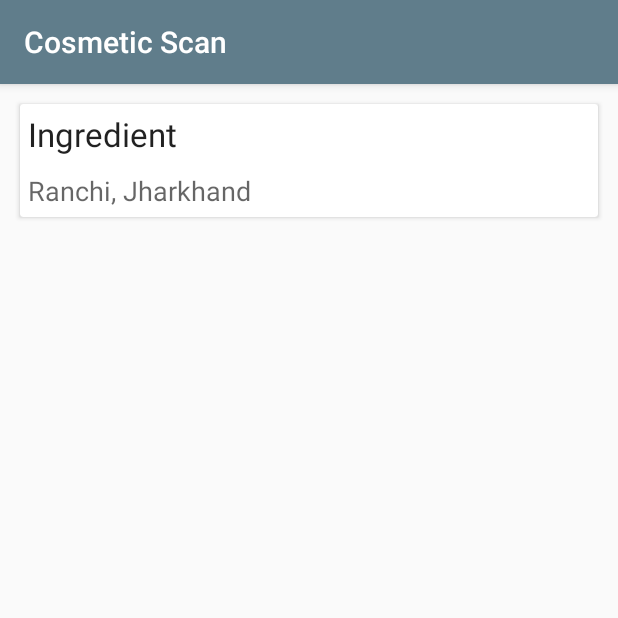
After one commit to mustafaozhan/CosmeticScan, an Android app: the IngredientsActivity screen opened directly, with no data from a screen before it, on a phone screen of 412 x 824 dp, the top half of it. The commit adds this screen. Run offline under Robolectric (Android 15) with nearby library versions, the phone set to English and light mode, and no system bars.

Commit message:
Implementation of Ingrediends Activity. Performance improvoment and UI update

```diff
--- a/app/build.gradle
+++ b/app/build.gradle
@@ -33,6 +33,8 @@ dependencies {
     compile 'com.android.support.constraint:constraint-layout:1.0.2'
     compile 'com.android.support:support-v4:26.0.0-alpha1'
     compile 'com.android.support:design:26.0.0-alpha1'
+    compile 'com.android.support:recyclerview-v7:26.0.0-alpha1'
+    compile 'com.android.support:cardview-v7:26.0.0-alpha1'
     compile 'com.android.support:support-vector-drawable:26.+'
     testCompile 'junit:junit:4.12'
 }
--- a/app/src/main/AndroidManifest.xml
+++ b/app/src/main/AndroidManifest.xml
@@ -22,7 +22,8 @@
         </activity>
         <activity
             android:name=".ui.activities.SettingsActivity"
-            android:label="@string/title_activity_settings"></activity>
+            android:label="@string/title_activity_settings" />
+        <activity android:name=".ui.activities.IngredientsActivity"></activity>
     </application>
 
 </manifest>
--- /dev/null
+++ b/app/src/main/java/mustafaozhan/github/com/cosmeticscan/common/model/Ingredient.kt
@@ -0,0 +1,7 @@
+package mustafaozhan.github.com.cosmeticscan.common.model
+
+/**
+Created by Mustafa Özhan on 7/14/17 at 2:44 PM on Linux.
+
+ */
+data class Ingredient(val name:String)
--- /dev/null
+++ b/app/src/main/java/mustafaozhan/github/com/cosmeticscan/ui/activities/IngredientsActivity.kt
@@ -0,0 +1,49 @@
+package mustafaozhan.github.com.cosmeticscan.ui.activities
+
+import android.os.Bundle
+import android.support.v7.app.AppCompatActivity
+import android.support.v7.widget.LinearLayoutManager
+import android.support.v7.widget.RecyclerView
+import android.widget.LinearLayout
+import mustafaozhan.github.com.cosmeticscan.R
+import mustafaozhan.github.com.cosmeticscan.common.model.Ingredient
+import mustafaozhan.github.com.cosmeticscan.ui.adapters.IngredientAdapter
+
+class IngredientsActivity : AppCompatActivity() {
+
+    override fun onCreate(savedInstanceState: Bundle?) {
+        super.onCreate(savedInstanceState)
+        setContentView(R.layout.activity_ingredients)
+        val data: String? = null
+        val extras = intent.extras
+        if (extras != null) {
+            // data = extras.getString("data")
+        }
+
+        //getting recyclerview from xml
+        val recyclerView = findViewById(R.id.recyclerView) as RecyclerView
+
+        //adding a layoutmanager
+        recyclerView.layoutManager = LinearLayoutManager(this, LinearLayout.VERTICAL, false)
+
+
+        //crating an arraylist to store users using the data class user
+        val ingredient = ArrayList<Ingredient>()
+
+       // val c: data
+
+
+        //adding some dummy data to the list
+
+        ingredient.add(Ingredient("Ingredient"))
+
+
+        //creating our adapter
+        val adapter = IngredientAdapter(ingredient)
+
+        //now adding the adapter to recyclerview
+        recyclerView.adapter = adapter
+    }
+
+
+}
--- a/app/src/main/java/mustafaozhan/github/com/cosmeticscan/ui/activities/SettingsActivity.kt
+++ b/app/src/main/java/mustafaozhan/github/com/cosmeticscan/ui/activities/SettingsActivity.kt
@@ -44,7 +44,7 @@ class SettingsActivity : AppCompatPreferenceActivity() {
      */
     private fun setupActionBar() {
         val actionBar = supportActionBar
-        actionBar?.setDisplayHomeAsUpEnabled(true)
+        actionBar.setDisplayHomeAsUpEnabled(true)
     }
 
 
--- /dev/null
+++ b/app/src/main/java/mustafaozhan/github/com/cosmeticscan/ui/adapters/IngredientAdapter.kt
@@ -0,0 +1,38 @@
+package mustafaozhan.github.com.cosmeticscan.ui.adapters
+
+import android.support.v7.widget.RecyclerView
+import android.view.LayoutInflater
+import android.view.View
+import android.view.ViewGroup
+import kotlinx.android.synthetic.main.row.view.*
+import mustafaozhan.github.com.cosmeticscan.R
+import mustafaozhan.github.com.cosmeticscan.common.model.Ingredient
+
+/**
+Created by Mustafa Özhan on 7/14/17 at 2:45 PM on Linux.
+
+ */
+class IngredientAdapter(val ingredientList: List<Ingredient>) :
+        RecyclerView.Adapter<IngredientAdapter.ViewHolder>() {
+
+    override fun onCreateViewHolder(parent: ViewGroup, viewType: Int): ViewHolder {
+        val view = LayoutInflater.from(parent.context).inflate(R.layout.row, parent, false)
+        return ViewHolder(view)
+    }
+
+    override fun onBindViewHolder(holder: ViewHolder, position: Int) {
+        holder.bindForecast(ingredientList[position])
+    }
+
+    override fun getItemCount() = ingredientList.size
+
+    class ViewHolder(view: View) : RecyclerView.ViewHolder(view) {
+
+        fun bindForecast(ingredient: Ingredient) {
+
+            itemView.txtName.text = ingredient.name
+
+
+        }
+    }
+}
--- a/app/src/main/java/mustafaozhan/github/com/cosmeticscan/ui/fragments/ManualFragment.kt
+++ b/app/src/main/java/mustafaozhan/github/com/cosmeticscan/ui/fragments/ManualFragment.kt
@@ -1,16 +1,10 @@
 package mustafaozhan.github.com.cosmeticscan.ui.fragments
 
-import android.content.Context
-import android.net.Uri
 import android.os.Bundle
 import android.support.v4.app.Fragment
-import android.support.v4.widget.SwipeRefreshLayout
 import android.view.LayoutInflater
 import android.view.View
 import android.view.ViewGroup
-
-import java.util.ArrayList
-
 import mustafaozhan.github.com.cosmeticscan.R
 
 
--- /dev/null
+++ b/app/src/main/res/layout/activity_ingredients.xml
@@ -0,0 +1,22 @@
+<?xml version="1.0" encoding="utf-8"?>
+<android.support.constraint.ConstraintLayout xmlns:android="http://schemas.android.com/apk/res/android"
+    xmlns:app="http://schemas.android.com/apk/res-auto"
+    xmlns:tools="http://schemas.android.com/tools"
+    android:layout_width="match_parent"
+    android:layout_height="match_parent"
+    tools:context="mustafaozhan.github.com.cosmeticscan.ui.activities.IngredientsActivity">
+    <android.support.v7.widget.RecyclerView
+        android:id="@+id/recyclerView"
+        android:layout_width="0dp"
+        android:layout_height="0dp"
+        tools:layout_editor_absoluteX="8dp"
+        tools:layout_editor_absoluteY="8dp"
+        android:layout_marginTop="8dp"
+        android:layout_marginBottom="8dp"
+        app:layout_constraintEnd_toEndOf="parent"
+        app:layout_constraintTop_toTopOf="parent"
+        app:layout_constraintStart_toStartOf="parent"
+        app:layout_constraintBottom_toBottomOf="parent"
+        android:layout_marginStart="8dp"
+        android:layout_marginEnd="8dp" />
+</android.support.constraint.ConstraintLayout>
--- /dev/null
+++ b/app/src/main/res/layout/row.xml
@@ -0,0 +1,36 @@
+<?xml version="1.0" encoding="utf-8"?>
+<LinearLayout xmlns:android="http://schemas.android.com/apk/res/android"
+    android:layout_width="match_parent"
+    android:layout_height="wrap_content"
+    android:orientation="vertical">
+
+
+    <android.support.v7.widget.CardView
+        android:layout_width="match_parent"
+        android:layout_height="wrap_content"
+        android:layout_margin="5dp">
+
+        <LinearLayout
+            android:layout_width="match_parent"
+            android:layout_height="wrap_content"
+            android:orientation="vertical">
+
+            <TextView
+                android:id="@+id/txtName"
+                android:layout_width="match_parent"
+                android:layout_height="wrap_content"
+                android:padding="5dp"
+                android:text="Ingredient"
+                android:textAppearance="@style/Base.TextAppearance.AppCompat.Large" />
+
+            <TextView
+                android:id="@+id/txtDesciription"
+                android:layout_width="match_parent"
+                android:layout_height="wrap_content"
+                android:padding="5dp"
+                android:text="Ranchi, Jharkhand"
+                android:textAppearance="@style/Base.TextAppearance.AppCompat.Medium" />
+        </LinearLayout>
+    </android.support.v7.widget.CardView>
+
+</LinearLayout>
```
Also changed, not shown: app/src/main/java/mustafaozhan/github/com/cosmeticscan/ui/fragments/CameraFragment.kt (+36 -26 lines), app/src/main/res/layout/fragment_camera.xml (+14 -8 lines).
